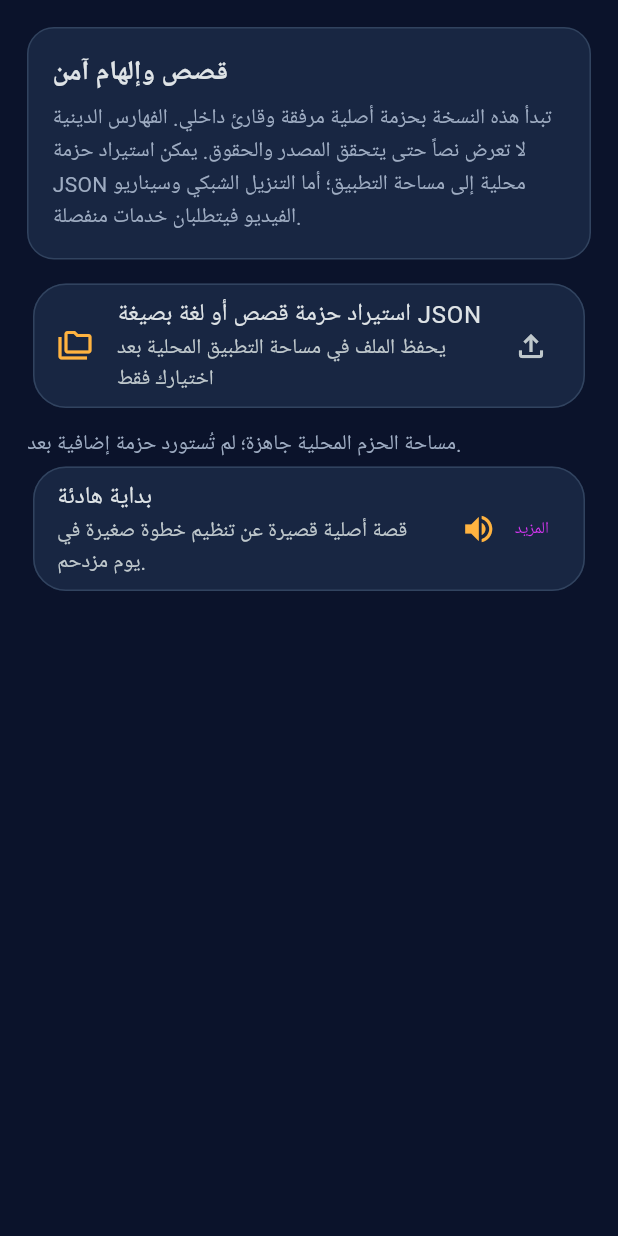
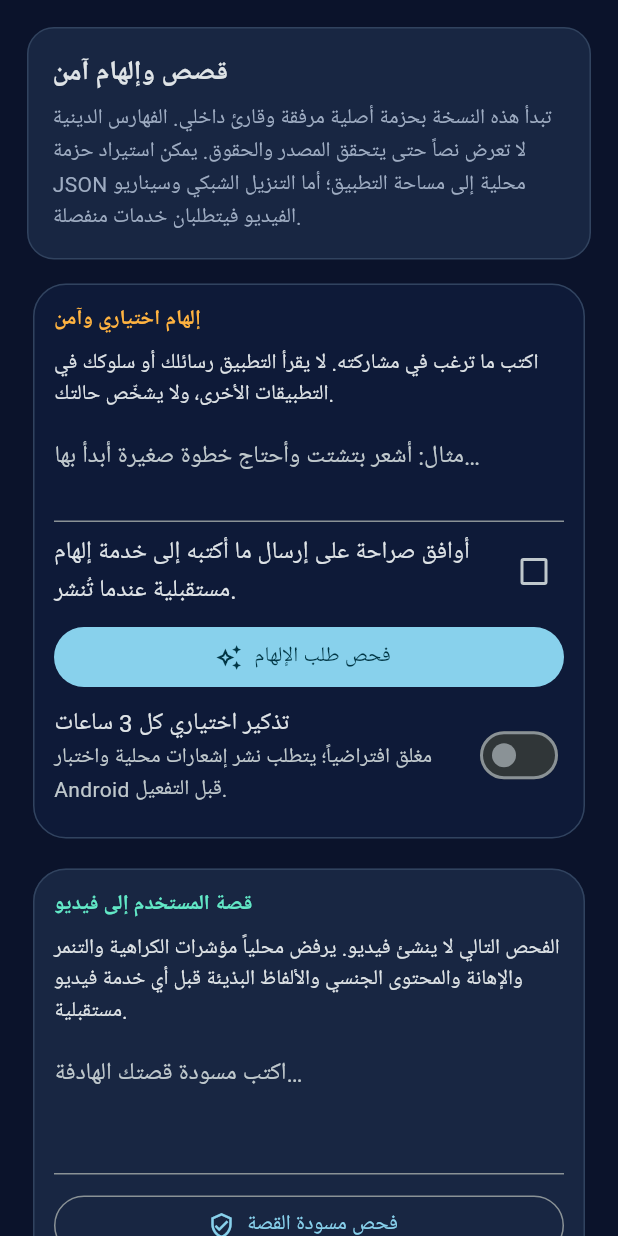
Before and after one commit to magdymeko456-cell/mirror_scorpion_v4, a Flutter app: the _StoriesPanel widget shown alone on an empty page, opened directly, on a phone screen of 412 x 824 dp. Run offline on Flutter 3.47's test engine with Material 3 defaults, Android fonts, the phone set to English and light mode, and no system bars; our stand-ins replace file_picker, firebase_core, flutter_tts, image_picker, shared_preferences, speech_to_text; missing offline and left inert: google_mlkit_language_id, google_mlkit_text_recognition, google_mlkit_translation; accounts and stored records are empty.

Commit message:
feat(inspiration): add opt-in safety intake

```diff
--- /dev/null
+++ b/lib/core/inspiration/inspiration_safety.dart
@@ -0,0 +1,75 @@
+enum InspirationSafetyLevel { supportive, crisis }
+
+class InspirationSafetyResult {
+  const InspirationSafetyResult({
+    required this.level,
+    required this.message,
+  });
+
+  final InspirationSafetyLevel level;
+  final String message;
+}
+
+/// فحص محلي أولي ومحدود. لا يشخّص الحالة النفسية ولا يراقب أي تطبيق أو
+/// محتوى خارج ما يكتبه المستخدم صراحة في هذه الشاشة. يبقى الفحص الخادمي
+/// المستقل شرطاً قبل إرسال أي طلب إلى نموذج ذكاء أو مولد فيديو.
+class InspirationSafety {
+  const InspirationSafety._();
+
+  static InspirationSafetyResult assessMoodText(String text) {
+    final normalized = text.toLowerCase();
+    const crisisCues = [
+      'انتحار',
+      'اقتل نفسي',
+      'أقتل نفسي',
+      'انهي حياتي',
+      'أنهي حياتي',
+      'لا أريد أن أعيش',
+      'لا اريد ان اعيش',
+      'إيذاء نفسي',
+      'ايذاء نفسي',
+    ];
+    if (crisisCues.any(normalized.contains)) {
+      return const InspirationSafetyResult(
+        level: InspirationSafetyLevel.crisis,
+        message: 'يبدو أن ما كتبته قد يشير إلى خطر فوري. لست وحدك: تواصل الآن مع شخص موثوق قريب منك، واتصل بخدمات الطوارئ المحلية أو خط دعم الأزمات في بلدك. لا تعتمد على التطبيق وحده في هذه اللحظة.',
+      );
+    }
+    return const InspirationSafetyResult(
+      level: InspirationSafetyLevel.supportive,
+      message: 'سيبقى ما تكتبه داخل هذه الجلسة المحلية إلى أن تختار بنفسك طلب مساعدة ذكية من خدمة منشورة. لا توجد مراقبة سلبية للتطبيقات أو الرسائل.',
+    );
+  }
+
+  static StoryModerationResult assessStoryDraft(String text) {
+    final normalized = text.toLowerCase();
+    const disallowedCues = [
+      'كراهية',
+      'تنمر',
+      'إهانة',
+      'شتيمة',
+      'بذيء',
+      'جنسي',
+    ];
+    if (disallowedCues.any(normalized.contains)) {
+      return const StoryModerationResult(
+        allowedForDraft: false,
+        message: 'لا يمكن تجهيز هذا النص للفيديو قبل إزالة الكراهية أو التنمر أو الإهانات أو المحتوى الجنسي أو الألفاظ البذيئة. سيُعاد فحصه خادمياً قبل أي توليد مستقبلي.',
+      );
+    }
+    return const StoryModerationResult(
+      allowedForDraft: true,
+      message: 'اجتاز النص الفحص المحلي الأولي فقط. لن يُرسل إلى مولد فيديو حتى يوافق المستخدم وتتحقق خدمة الخادم من المحتوى والحقوق.',
+    );
+  }
+}
+
+class StoryModerationResult {
+  const StoryModerationResult({
+    required this.allowedForDraft,
+    required this.message,
+  });
+
+  final bool allowedForDraft;
+  final String message;
+}
--- a/lib/features/feature_hub_screen.dart
+++ b/lib/features/feature_hub_screen.dart
@@ -10,6 +10,7 @@ import 'package:provider/provider.dart';
 import '../app/royal_dark_theme.dart';
 import '../core/localization/language_preferences.dart';
 import '../core/content/offline_content_storage.dart';
+import '../core/inspiration/inspiration_safety.dart';
 import '../core/mlkit/on_device_ocr_service.dart';
 import '../core/mlkit/on_device_translation_service.dart';
 import '../core/pro/premium_verification_service.dart';
@@ -1076,9 +1077,13 @@ class _StoriesPanel extends StatefulWidget {
 class _StoriesPanelState extends State<_StoriesPanel> {
   final _speechService = SystemTtsService();
   final _contentStorage = const OfflineContentStorage();
+  final _moodController = TextEditingController();
+  final _storyDraftController = TextEditingController();
   late Future<List<_StoryEntry>> _storiesFuture;
   late Future<List<OfflinePackageRecord>> _packagesFuture;
   String? _notice;
+  bool _consentToAi = false;
+  bool _threeHourReminder = false;
 
   @override
   void initState() {
@@ -1165,10 +1170,30 @@ class _StoriesPanelState extends State<_StoriesPanel> {
     );
   }
 
+  void _requestInspiration() {
+    final result = InspirationSafety.assessMoodText(_moodController.text);
+    setState(() {
+      if (result.level == InspirationSafetyLevel.crisis) {
+        _notice = result.message;
+      } else if (!_consentToAi) {
+        _notice = 'للمتابعة إلى خدمة الإلهام الذكية مستقبلاً، فعّل موافقتك الصريحة أولاً. لا تُرسل الكتابة حالياً إلى أي خدمة.';
+      } else {
+        _notice = '${result.message}\nتم تجهيز طلب محلي فقط. تحتاج الرسالة الذكية الفعلية إلى نشر خدمة خادمية وموديل محدد وسياسة احتفاظ واضحة.';
+      }
+    });
+  }
+
+  void _checkStoryDraft() {
+    final result = InspirationSafety.assessStoryDraft(_storyDraftController.text);
+    setState(() => _notice = result.message);
+  }
+
   @override
   void dispose() {
     _speechService.removeListener(_onSpeechChanged);
     _speechService.stop();
+    _moodController.dispose();
+    _storyDraftController.dispose();
     super.dispose();
   }
 
@@ -1178,6 +1203,80 @@ class _StoriesPanelState extends State<_StoriesPanel> {
       padding: const EdgeInsets.all(18),
       children: [
         const _SectionNotice(title: 'قصص وإلهام آمن', detail: 'تبدأ هذه النسخة بحزمة أصلية مرفقة وقارئ داخلي. الفهارس الدينية لا تعرض نصاً حتى يتحقق المصدر والحقوق. يمكن استيراد حزمة JSON محلية إلى مساحة التطبيق؛ أما التنزيل الشبكي وسيناريو الفيديو فيتطلبان خدمات منفصلة.'),
+        const SizedBox(height: 12),
+        Card(
+          color: Colors.blueAccent.withValues(alpha: 0.06),
+          child: Padding(
+            padding: const EdgeInsets.all(14),
+            child: Column(
+              crossAxisAlignment: CrossAxisAlignment.stretch,
+              children: [
+                const Text('إلهام اختياري وآمن', style: TextStyle(color: RoyalColors.gold, fontWeight: FontWeight.bold)),
+                const SizedBox(height: 8),
+                const Text('اكتب ما ترغب في مشاركته. لا يقرأ التطبيق رسائلك أو سلوكك في التطبيقات الأخرى، ولا يشخّص حالتك.'),
+                const SizedBox(height: 10),
+                TextField(
+                  controller: _moodController,
+                  minLines: 2,
+                  maxLines: 4,
+                  decoration: const InputDecoration(hintText: 'مثال: أشعر بتشتت وأحتاج خطوة صغيرة أبدأ بها…'),
+                ),
+                CheckboxListTile(
+                  value: _consentToAi,
+                  contentPadding: EdgeInsets.zero,
+                  title: const Text('أوافق صراحة على إرسال ما أكتبه إلى خدمة إلهام مستقبلية عندما تُنشر.'),
+                  onChanged: (value) => setState(() => _consentToAi = value ?? false),
+                ),
+                FilledButton.icon(
+                  onPressed: _requestInspiration,
+                  icon: const Icon(Icons.auto_awesome_outlined),
+                  label: const Text('فحص طلب الإلهام'),
+                ),
+                SwitchListTile(
+                  value: _threeHourReminder,
+                  contentPadding: EdgeInsets.zero,
+                  title: const Text('تذكير اختياري كل 3 ساعات'),
+                  subtitle: const Text('مغلق افتراضياً؛ يتطلب نشر إشعارات محلية واختبار Android قبل التفعيل.'),
+                  onChanged: (value) {
+                    setState(() {
+                      _threeHourReminder = false;
+                      _notice = value
+                          ? 'لا يمكن تفعيل التذكير بعد؛ سيتم ربطه بإشعارات محلية صريحة بعد اختبارها.'
+                          : 'ظل تذكير الإلهام مغلقاً.';
+                    });
+                  },
+                ),
+              ],
+            ),
+          ),
+        ),
+        const SizedBox(height: 12),
+        Card(
+          child: Padding(
+            padding: const EdgeInsets.all(14),
+            child: Column(
+              crossAxisAlignment: CrossAxisAlignment.stretch,
+              children: [
+                const Text('قصة المستخدم إلى فيديو', style: TextStyle(color: RoyalColors.teal, fontWeight: FontWeight.bold)),
+                const SizedBox(height: 8),
+                const Text('الفحص التالي لا ينشئ فيديو. يرفض محلياً مؤشرات الكراهية والتنمر والإهانة والمحتوى الجنسي والألفاظ البذيئة قبل أي خدمة فيديو مستقبلية.'),
+                const SizedBox(height: 10),
+                TextField(
+                  controller: _storyDraftController,
+                  minLines: 3,
+                  maxLines: 6,
+                  decoration: const InputDecoration(hintText: 'اكتب مسودة قصتك الهادفة…'),
+                ),
+                const SizedBox(height: 10),
+                OutlinedButton.icon(
+                  onPressed: _checkStoryDraft,
+                  icon: const Icon(Icons.verified_user_outlined),
+                  label: const Text('فحص مسودة القصة'),
+                ),
+              ],
+            ),
+          ),
+        ),
         const SizedBox(height: 12),
         Card(
           child: ListTile(
```
Also changed, not shown: 1 other file.
